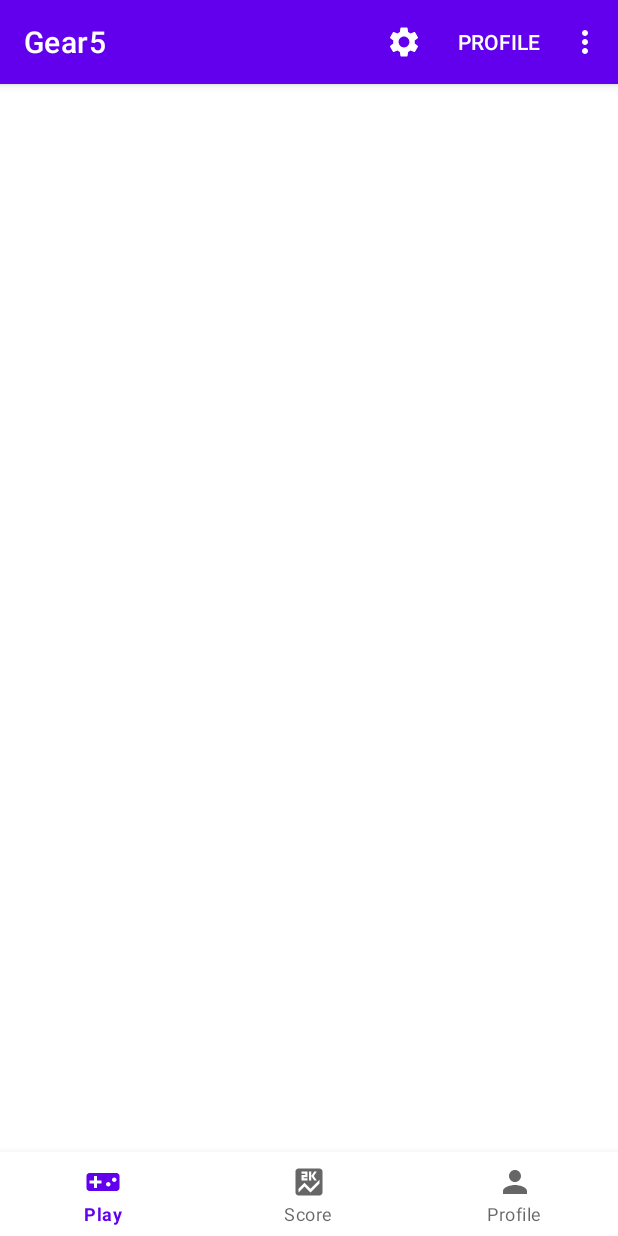
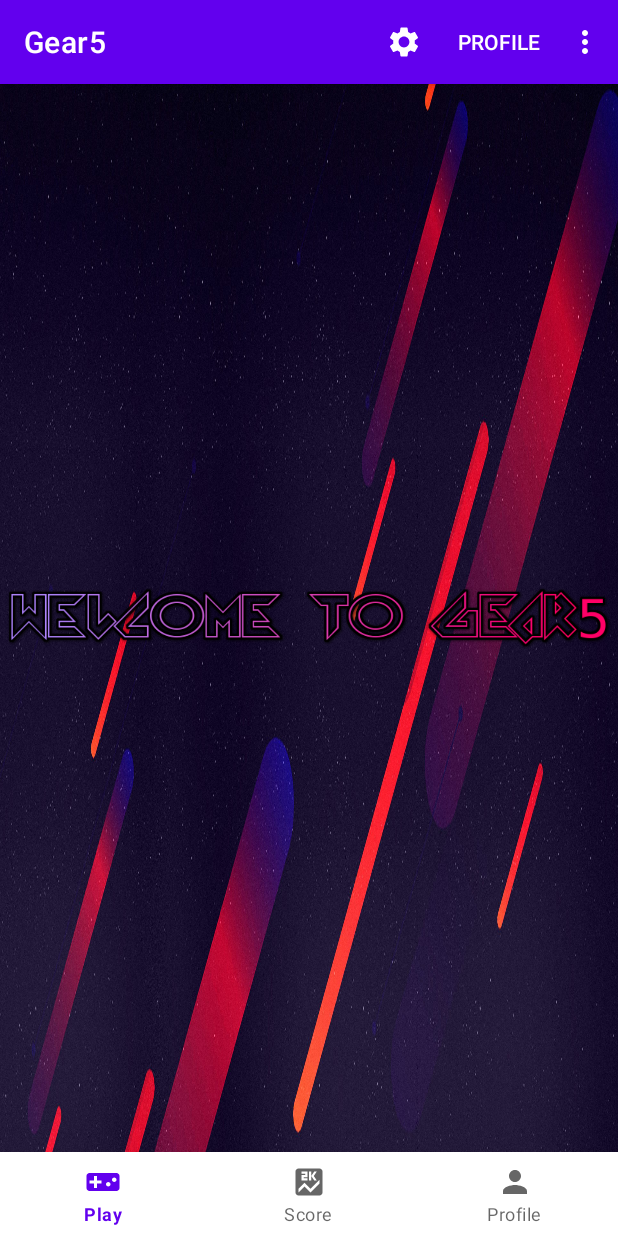
Before and after one commit to RalphRobes0324/Nika, an Android app: the MainActivity screen opened directly, with no data from a screen before it, on a phone screen of 412 x 824 dp. Run offline under Robolectric (Android 15) with nearby library versions, the phone set to English and light mode, and no system bars.

Commit message:
added welcome screen Elijah Tanimowo N01433560

```diff
--- a/Gear5/src/main/res/layout-land/activity_main.xml
+++ b/Gear5/src/main/res/layout-land/activity_main.xml
@@ -6,6 +6,7 @@
     xmlns:tools="http://schemas.android.com/tools"
     android:layout_width="match_parent"
     android:layout_height="match_parent"
+    android:background="@drawable/wallpaper"
     tools:context=".MainActivity">
 
     <FrameLayout
@@ -16,6 +17,13 @@
         app:layout_constraintEnd_toEndOf="parent"
         app:layout_constraintStart_toStartOf="parent"
         app:layout_constraintTop_toTopOf="parent">
+
+        <ImageView
+            android:id="@+id/imageView"
+            android:layout_width="wrap_content"
+            android:layout_height="wrap_content"
+            android:layout_gravity="center"
+            app:srcCompat="@drawable/welcome" />
 
     </FrameLayout>
 
--- a/Gear5/src/main/res/layout/activity_main.xml
+++ b/Gear5/src/main/res/layout/activity_main.xml
@@ -6,6 +6,7 @@
     xmlns:tools="http://schemas.android.com/tools"
     android:layout_width="match_parent"
     android:layout_height="match_parent"
+    android:background="@drawable/wallpaper"
     tools:context=".MainActivity">
 
     <FrameLayout
@@ -16,6 +17,13 @@
         app:layout_constraintEnd_toEndOf="parent"
         app:layout_constraintStart_toStartOf="parent"
         app:layout_constraintTop_toTopOf="parent">
+
+        <ImageView
+            android:id="@+id/imageView"
+            android:layout_width="wrap_content"
+            android:layout_height="wrap_content"
+            android:layout_gravity="center"
+            app:srcCompat="@drawable/welcome" />
 
     </FrameLayout>
 
```
Also changed, not shown: Gear5/src/main/res/drawable/welcome.png (added).
